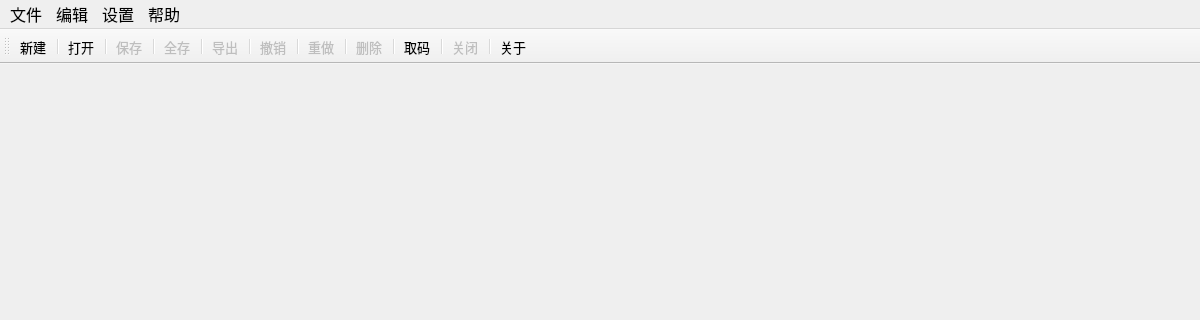
First picture: the form in Vision/Vision.ui, repository MIAOxinquan/Vision, before the edit; both pictures show x 0 to 1200 and y 0 to 320 of the 1200 by 800 pixel window.
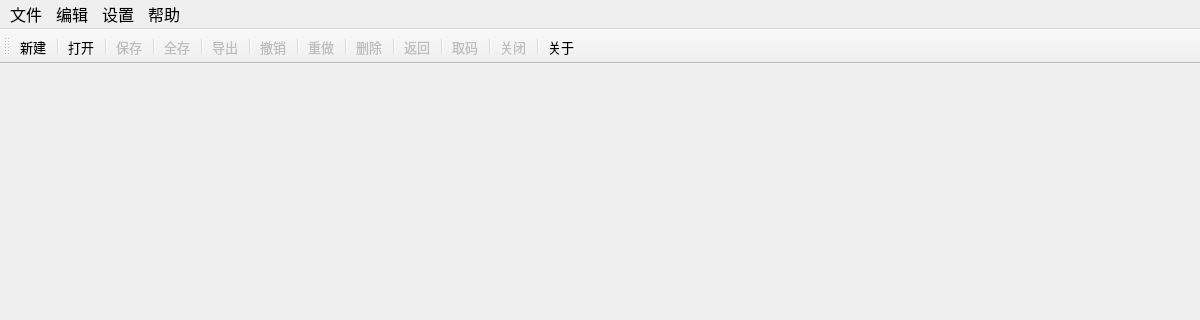
Second picture: the form after the edit. Icons and pictures are not drawn.

Commit message: version 3.17 1.ArrowLine now supports strong ajust; 2.PlotPad now supports auto ArrowLine; 3.remove Action "SelectAll", add Action "BackLevel"; 4.add class RecordObject with .h & .cpp; 5.make logic of ToolBar Buttons more clear;

Diff of the .ui file:
```diff
--- a/Vision/Vision.ui
+++ b/Vision/Vision.ui
@@ -182,6 +182,8 @@
    <addaction name="separator"/>
    <addaction name="actionDelete"/>
    <addaction name="separator"/>
+   <addaction name="actionBackLevel"/>
+   <addaction name="separator"/>
    <addaction name="actionGetCode"/>
    <addaction name="separator"/>
    <addaction name="actionClose"/>
@@ -448,13 +450,19 @@
     <string>Ctrl+X</string>
    </property>
   </action>
-  <action name="actionSelectAll">
+  <action name="actionBackLevel">
+   <property name="enabled">
+    <bool>false</bool>
+   </property>
    <property name="icon">
     <iconset theme="SelectAll" resource="Vision.qrc">
      <normaloff>:/Resources/icon/SelectAll.png</normaloff>:/Resources/icon/SelectAll.png</iconset>
    </property>
    <property name="text">
-    <string>全选</string>
+    <string>返回</string>
+   </property>
+   <property name="toolTip">
+    <string>返回</string>
    </property>
    <property name="font">
     <font>
@@ -467,6 +475,9 @@
    </property>
   </action>
   <action name="actionGetCode">
+   <property name="enabled">
+    <bool>false</bool>
+   </property>
    <property name="icon">
     <iconset theme="getCode" resource="Vision.qrc">
      <normaloff>:/Resources/icon/getCode.png</normaloff>:/Resources/icon/getCode.png</iconset>
```
Left out of the diff: 10 changed lines with no effect on the pictures. The commit also changes 13 other files.
